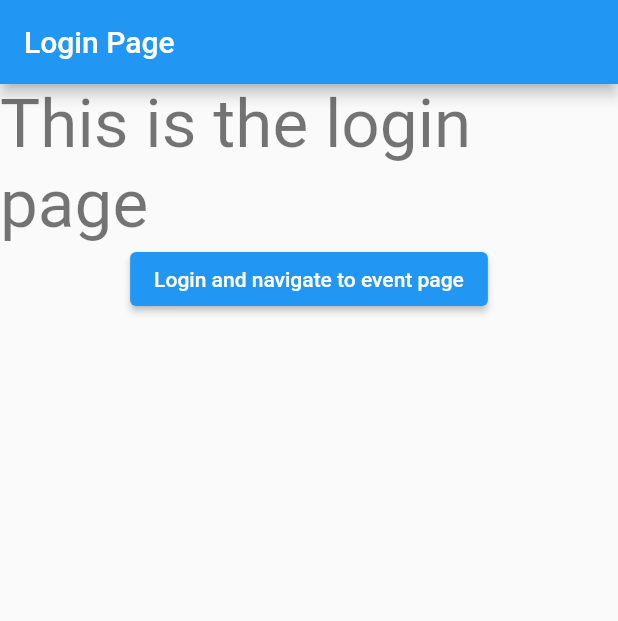
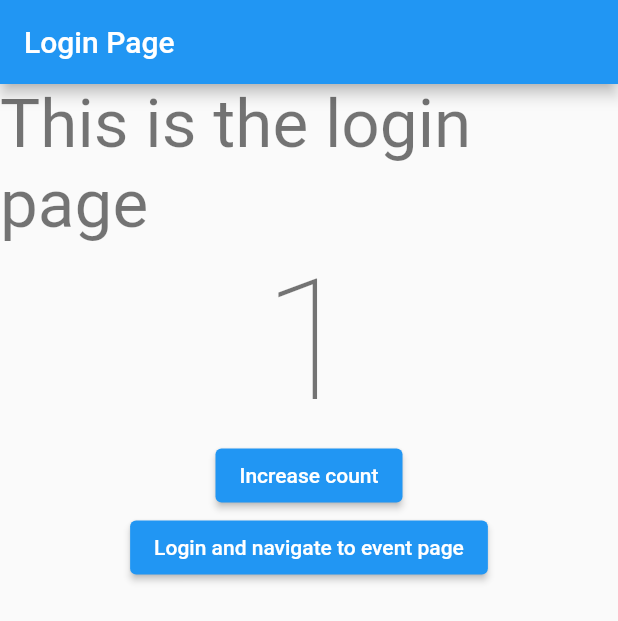
Before and after one commit to edvig/dts_project, a Flutter app: the screen it shows after launch, on a phone screen of 412 x 824 dp. Shown: the top 621 px of the screen. Run offline on Flutter 3.47's test engine with Material 2 defaults, Android fonts, the phone set to English and light mode, and no system bars; our stand-ins replace flutter_mobx, mobx; generated files the repository leaves out were written again.

Commit message:
added mobx to mobile project

```diff
--- a/party_seeker/lib/pages/login/login.page.dart
+++ b/party_seeker/lib/pages/login/login.page.dart
@@ -1,5 +1,7 @@
 import 'package:flutter/material.dart';
+import 'package:flutter_mobx/flutter_mobx.dart';
 import 'package:party_seeker/config/routes.dart';
+import 'package:party_seeker/pages/login/login.controller.dart';
 
 class LoginPage extends StatefulWidget {
   const LoginPage({super.key});
@@ -9,6 +11,14 @@ class LoginPage extends StatefulWidget {
 }
 
 class _LoginPageState extends State<LoginPage> {
+  late final LoginController controller;
+
+  @override
+  void initState() {
+    controller = LoginController();
+    super.initState();
+  }
+
   @override
   Widget build(BuildContext context) {
     return Scaffold(
@@ -23,6 +33,17 @@ class _LoginPageState extends State<LoginPage> {
               style: Theme.of(context).textTheme.headline3,
             ),
           ),
+          Observer(
+            builder: (_) => Center(
+              child: Text(
+                "${controller.counter}",
+                style: Theme.of(context).textTheme.displayLarge,
+              ),
+            ),
+          ),
+          ElevatedButton(
+              onPressed: controller.increment,
+              child: const Text("Increase count")),
           ElevatedButton(
               onPressed: () => Navigator.pushNamed(context, Routes.events),
               child: const Text("Login and navigate to event page"))
--- a/party_seeker/pubspec.yaml
+++ b/party_seeker/pubspec.yaml
@@ -31,6 +31,10 @@ environment:
 dependencies:
   flutter:
     sdk: flutter
+  mobx: ^2.1.1
+  flutter_mobx: ^2.0.6+4
+  mobx_codegen: ^2.0.7+3
+  build_runner: ^2.3.0
 
 
   # The following adds the Cupertino Icons font to your application.
```
Also changed, not shown: party_seeker/lib/pages/login/login.controller.dart (added, +21 -0 lines), party_seeker/lib/pages/login/login.controller.g.dart (added), party_seeker/pubspec.lock, 1 other file.
